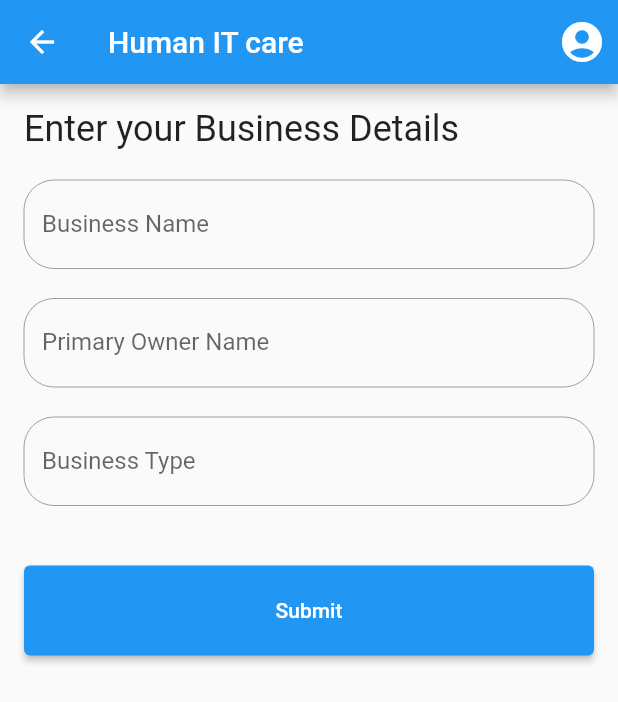
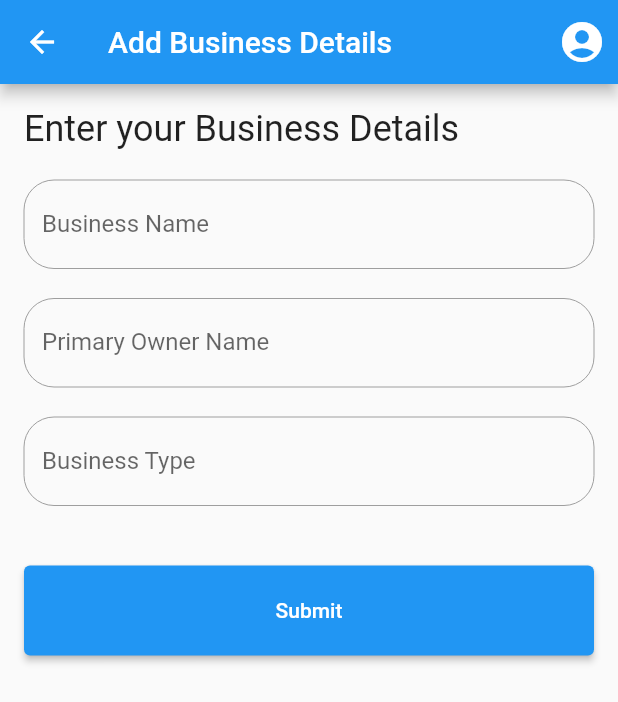
Before and after one commit to shukad333/kattalocal, a Flutter app: the BusinessPage screen opened directly, on a phone screen of 412 x 824 dp. Shown: the top 702 px of the screen. Run offline on Flutter 3.47's test engine with Material 2 defaults, Android fonts, the phone set to English and light mode, and no system bars.

Commit message:
Add mew Business

```diff
--- a/lib/business.dart
+++ b/lib/business.dart
@@ -102,7 +102,7 @@ class _MyHomePageState extends State<BusinessPage> {
     return Scaffold(
       appBar: AppBar(
         centerTitle: false,
-        title: const Text("Human IT care"),
+        title: const Text("Add Business Details"),
         actions: <Widget>[
           IconButton(
             icon: const Icon(Icons.account_circle, size: 32.0),
```
